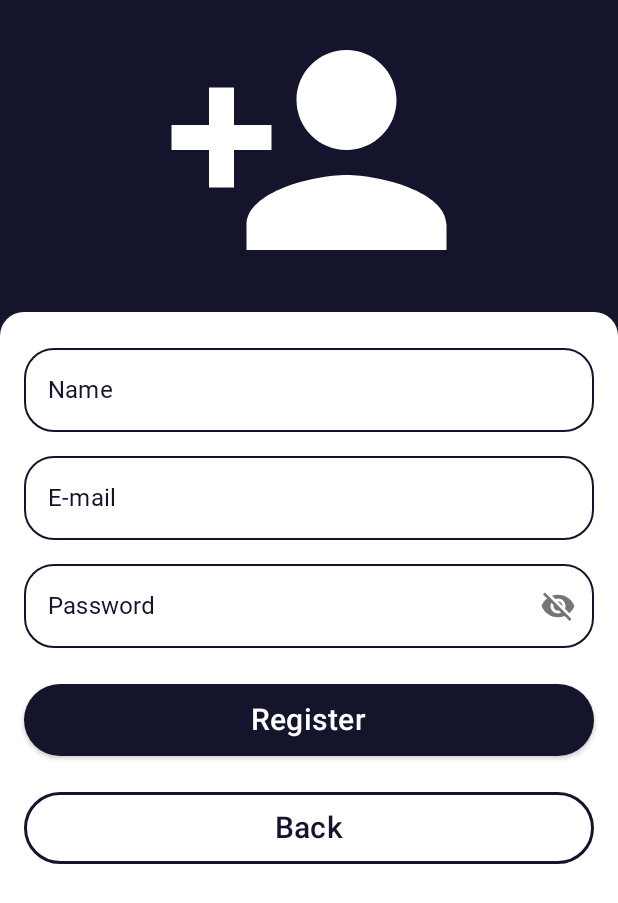
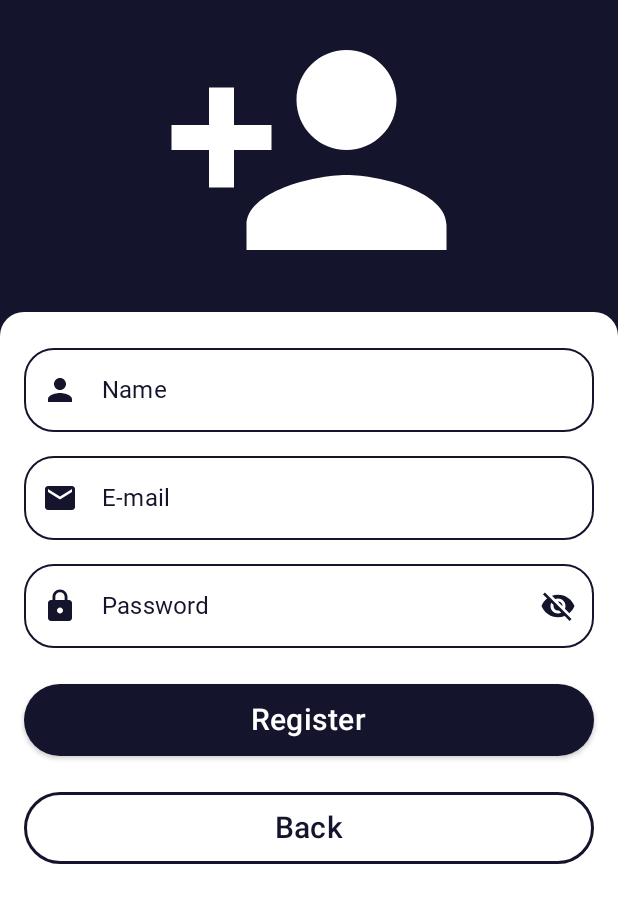
Before and after one commit to thiagomconte/TodoApp-Klever, an Android app built with Jetpack Compose: the RegisterScreen screen opened through its navigation route, on a phone screen of 412 x 824 dp. Shown: the top 903 px of the screen. Run offline under Robolectric (Android 15) with nearby library versions, the phone set to English and light mode, and no system bars; our stand-ins replace Dagger/Hilt's generated code.

Commit message:
form input icons

```diff
--- a/presentation/src/main/java/com/example/todoapp/view/login/components/LoginScreen.kt
+++ b/presentation/src/main/java/com/example/todoapp/view/login/components/LoginScreen.kt
@@ -8,6 +8,7 @@ import androidx.compose.foundation.text.KeyboardOptions
 import androidx.compose.material.*
 import androidx.compose.material.icons.Icons
 import androidx.compose.material.icons.filled.AccountCircle
+import androidx.compose.material.icons.filled.Email
 import androidx.compose.runtime.*
 import androidx.compose.ui.Alignment.Companion.CenterHorizontally
 import androidx.compose.ui.Modifier
@@ -104,6 +105,13 @@ fun LoginScreen(
                     label = {
                         NormalText(text = stringResource(id = R.string.email))
                     },
+                    leadingIcon = {
+                        Icon(
+                            imageVector = Icons.Default.Email,
+                            contentDescription = "",
+                            tint = DarkBlue
+                        )
+                    },
                     shape = RoundedCornerShape(20.dp),
                     value = viewModel.email,
                     onValueChange = { value ->
@@ -130,6 +138,13 @@ fun LoginScreen(
                     label = {
                         NormalText(text = stringResource(id = R.string.password))
                     },
+                    leadingIcon = {
+                        Icon(
+                            painterResource(id = R.drawable.ic_lock_black_24dp),
+                            contentDescription = "",
+                            tint = DarkBlue
+                        )
+                    },
                     shape = RoundedCornerShape(20.dp),
                     value = viewModel.password,
                     onValueChange = { value ->
@@ -150,7 +165,8 @@ fun LoginScreen(
                                 else painterResource(
                                     id = R.drawable.ic_visibility_off_black_24dp
                                 ),
-                                contentDescription = ""
+                                contentDescription = "",
+                                tint = DarkBlue
                             )
                         }
                     },
--- a/presentation/src/main/java/com/example/todoapp/view/register/components/RegisterScreen.kt
+++ b/presentation/src/main/java/com/example/todoapp/view/register/components/RegisterScreen.kt
@@ -8,6 +8,8 @@ import androidx.compose.foundation.shape.RoundedCornerShape
 import androidx.compose.foundation.text.KeyboardOptions
 import androidx.compose.foundation.verticalScroll
 import androidx.compose.material.*
+import androidx.compose.material.icons.Icons
+import androidx.compose.material.icons.filled.Email
 import androidx.compose.runtime.*
 import androidx.compose.ui.Alignment
 import androidx.compose.ui.Modifier
@@ -103,6 +105,13 @@ fun RegisterScreen(
                     label = {
                         NormalText(text = stringResource(id = R.string.name))
                     },
+                    leadingIcon = {
+                        Icon(
+                            painterResource(id = R.drawable.ic_person_black_24dp),
+                            contentDescription = "",
+                            tint = DarkBlue
+                        )
+                    },
                     shape = RoundedCornerShape(20.dp),
                     value = viewModel.name,
                     onValueChange = { value ->
@@ -130,6 +139,13 @@ fun RegisterScreen(
                     keyboardOptions = KeyboardOptions(keyboardType = KeyboardType.Email),
                     label = {
                         NormalText(text = stringResource(id = R.string.email))
+                    },
+                    leadingIcon = {
+                        Icon(
+                            imageVector = Icons.Default.Email,
+                            contentDescription = "",
+                            tint = DarkBlue
+                        )
                     },
                     shape = RoundedCornerShape(20.dp),
                     value = viewModel.email,
@@ -159,6 +175,13 @@ fun RegisterScreen(
                     label = {
                         NormalText(text = stringResource(id = R.string.password))
                     },
+                    leadingIcon = {
+                        Icon(
+                            painterResource(id = R.drawable.ic_lock_black_24dp),
+                            contentDescription = "",
+                            tint = DarkBlue
+                        )
+                    },
                     shape = RoundedCornerShape(20.dp),
                     value = viewModel.password,
                     onValueChange = { value ->
@@ -179,7 +202,7 @@ fun RegisterScreen(
                                 else painterResource(
                                     id = R.drawable.ic_visibility_off_black_24dp
                                 ),
-                                contentDescription = ""
+                                contentDescription = "", tint = DarkBlue
                             )
                         }
                     },
--- /dev/null
+++ b/presentation/src/main/res/drawable/ic_lock_black_24dp.xml
@@ -0,0 +1,9 @@
+<vector xmlns:android="http://schemas.android.com/apk/res/android"
+    android:width="24dp"
+    android:height="24dp"
+    android:viewportWidth="24"
+    android:viewportHeight="24">
+  <path
+      android:pathData="M18,8h-1L17,6c0,-2.76 -2.24,-5 -5,-5S7,3.24 7,6v2L6,8c-1.1,0 -2,0.9 -2,2v10c0,1.1 0.9,2 2,2h12c1.1,0 2,-0.9 2,-2L20,10c0,-1.1 -0.9,-2 -2,-2zM12,17c-1.1,0 -2,-0.9 -2,-2s0.9,-2 2,-2 2,0.9 2,2 -0.9,2 -2,2zM15.1,8L8.9,8L8.9,6c0,-1.71 1.39,-3.1 3.1,-3.1 1.71,0 3.1,1.39 3.1,3.1v2z"
+      android:fillColor="#000000"/>
+</vector>
--- /dev/null
+++ b/presentation/src/main/res/drawable/ic_person_black_24dp.xml
@@ -0,0 +1,9 @@
+<vector xmlns:android="http://schemas.android.com/apk/res/android"
+    android:width="24dp"
+    android:height="24dp"
+    android:viewportWidth="24"
+    android:viewportHeight="24">
+  <path
+      android:pathData="M12,12c2.21,0 4,-1.79 4,-4s-1.79,-4 -4,-4 -4,1.79 -4,4 1.79,4 4,4zM12,14c-2.67,0 -8,1.34 -8,4v2h16v-2c0,-2.66 -5.33,-4 -8,-4z"
+      android:fillColor="#000000"/>
+</vector>
```
